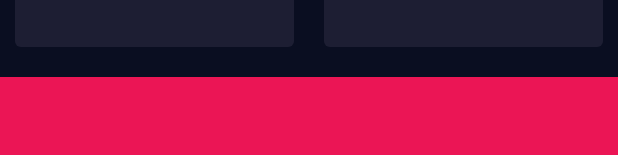
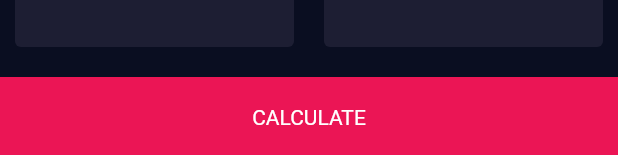
Before and after one commit to mercz85/x01_flutter_basics, a Flutter app: the BMICalculatorPage widget shown alone on an empty page, opened directly, on a phone screen of 412 x 824 dp. Shown: the part 1078-1233 px from the top of the screen. Run offline on Flutter 3.47's test engine with Material 2 defaults, Android fonts, the phone set to English and light mode, and no system bars; our stand-ins replace audioplayers, font_awesome_flutter, rflutter_alert.

Commit message:
finished bmi calculator tab

```diff
--- a/lib/pages/Page2/bmi_calculator/bmi_calculator.dart
+++ b/lib/pages/Page2/bmi_calculator/bmi_calculator.dart
@@ -1,13 +1,15 @@
 // ignore_for_file: public_member_api_docs, sort_constructors_first
 import 'package:flutter/material.dart';
 import 'package:font_awesome_flutter/font_awesome_flutter.dart';
-
 import 'package:x01_flutter_basics/pages/Page2/bmi_calculator/reusable_card.dart';
 
 import 'constants.dart';
 import 'icon_content.dart';
+import 'round_icon_button.dart';
 
 enum Gender { none, male, female }
+
+enum BMIView { input, result }
 
 class BMICalculatorPage extends StatefulWidget {
   const BMICalculatorPage({Key? key}) : super(key: key);
@@ -18,14 +20,26 @@ class BMICalculatorPage extends StatefulWidget {
 
 class _BMICalculatorPageState extends State<BMICalculatorPage> {
   Gender selectedGender = Gender.none;
+  BMIView bmiView = BMIView.input;
+
   int height = 150;
   int weight = 60;
   int age = 37;
 
+  void changeView(BMIView newView) {
+    setState(() {
+      bmiView = newView;
+    });
+  }
+
   @override
   Widget build(BuildContext context) {
-    return Container(
-      child: Column(
+    return bmiView == BMIView.input ? inputView(context) : resultView(context);
+  }
+
+  //[extractMethod] to see different 'views' in the same Tab
+  Column inputView(BuildContext context) {
+    return Column(
       children: [
         Expanded(
           child: Row(
@@ -199,38 +213,54 @@ class _BMICalculatorPageState extends State<BMICalculatorPage> {
             ],
           ),
         ),
-          Container(
+        GestureDetector(
+          onTap: (() {
+            changeView(BMIView.result);
+            // Navigator.push(
+            //   context,
+            //   MaterialPageRoute(
+            //     builder: (context) {
+            //       return ResultsPage();
+            //     },
+            //   ),
+            // );
+          }),
+          child: Container(
+            alignment: AlignmentGeometry.lerp(Alignment.center, null, 0),
             color: kBottomButtonColor,
             height: kBottomContainerHeight,
             width: double.infinity,
-            margin: EdgeInsets.only(top: 10),
+            margin: const EdgeInsets.only(top: 10),
+            child: const Text('CALCULATE'),
+          ),
         ),
       ],
+    );
+  }
+
+  Column resultView(BuildContext context) {
+    return Column(
+      children: [
+        const Text(
+          'RESULTS',
+          style: TextStyle(fontSize: 20),
         ),
+        const Expanded(child: SizedBox()),
+        GestureDetector(
+          onTap: (() {
+            changeView(BMIView.input);
+            //Navigator.pop(context);
+          }),
+          child: Container(
+            alignment: AlignmentGeometry.lerp(Alignment.center, null, 0),
+            color: kBottomButtonColor,
+            height: kBottomContainerHeight,
+            width: double.infinity,
+            margin: const EdgeInsets.only(top: 10),
+            child: const Text('INPUT'),
+          ),
+        ),
+      ],
     );
   }
 }
-
-//[buttonComposition]
-class RoundIconButton extends StatelessWidget {
-  final IconData iconData;
-  final void Function()? onPress;
-
-  const RoundIconButton({
-    Key? key,
-    required this.iconData,
-    this.onPress,
-  }) : super(key: key);
-
-  @override
-  Widget build(BuildContext context) {
-    return RawMaterialButton(
-      onPressed: onPress,
-      elevation: 6,
-      fillColor: Color(0xFF4C4F5E),
-      shape: const CircleBorder(),
-      child: Icon(iconData),
-      constraints: const BoxConstraints(minHeight: 40, minWidth: 40),
-    );
-  }
-}
--- /dev/null
+++ b/lib/pages/Page2/bmi_calculator/round_icon_button.dart
@@ -0,0 +1,25 @@
+import 'package:flutter/material.dart';
+
+//[buttonComposition]
+class RoundIconButton extends StatelessWidget {
+  final IconData iconData;
+  final void Function()? onPress;
+
+  const RoundIconButton({
+    Key? key,
+    required this.iconData,
+    this.onPress,
+  }) : super(key: key);
+
+  @override
+  Widget build(BuildContext context) {
+    return RawMaterialButton(
+      onPressed: onPress,
+      elevation: 6,
+      fillColor: const Color(0xFF4C4F5E),
+      shape: const CircleBorder(),
+      constraints: const BoxConstraints(minHeight: 40, minWidth: 40),
+      child: Icon(iconData),
+    );
+  }
+}
```
Also changed, not shown: 1 other file. Lines whose indentation alone changed are shown as unchanged.
